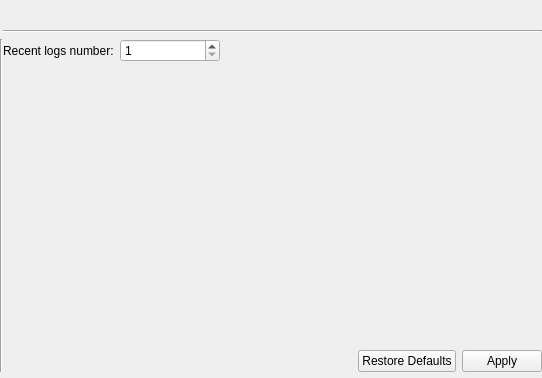
First picture: the form in ui/generalguisettings.ui, repository snip89/wsnsim-postprocessor, before the edit.
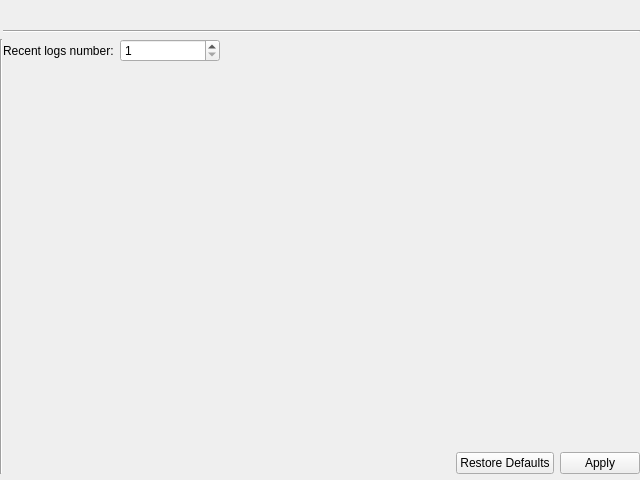
Second picture: the form after the edit.

What changed in the file:
```diff
--- a/ui/generalguisettings.ui
+++ b/ui/generalguisettings.ui
@@ -6,8 +6,8 @@
    <rect>
     <x>0</x>
     <y>0</y>
-    <width>542</width>
-    <height>378</height>
+    <width>640</width>
+    <height>480</height>
    </rect>
   </property>
   <property name="windowTitle">
```
